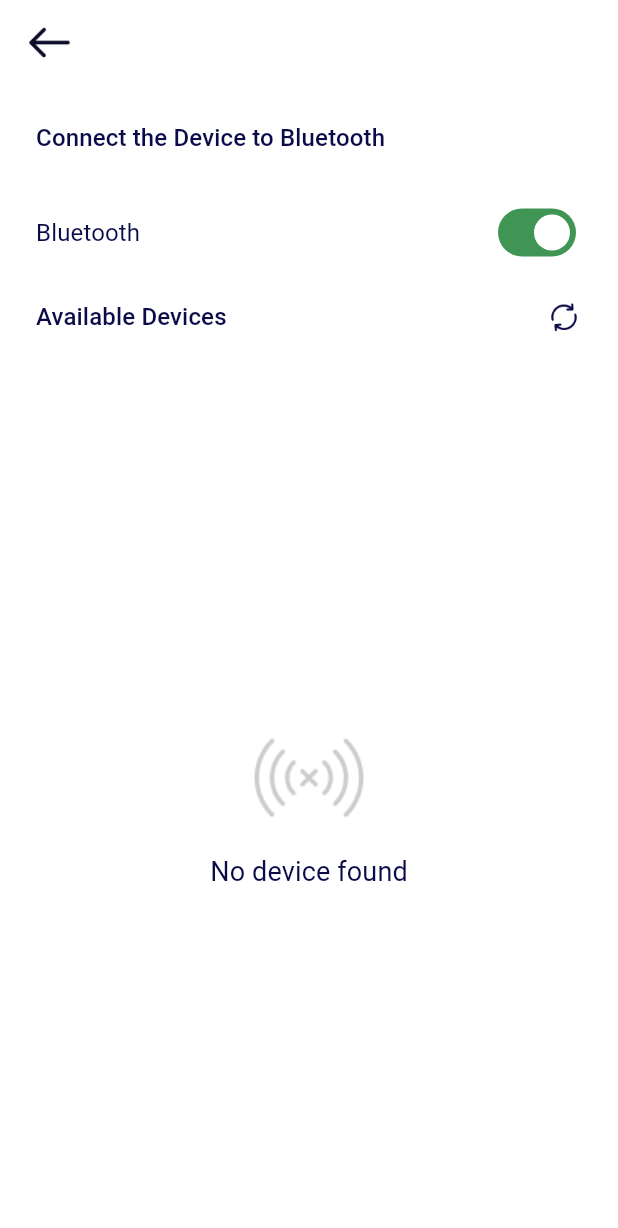
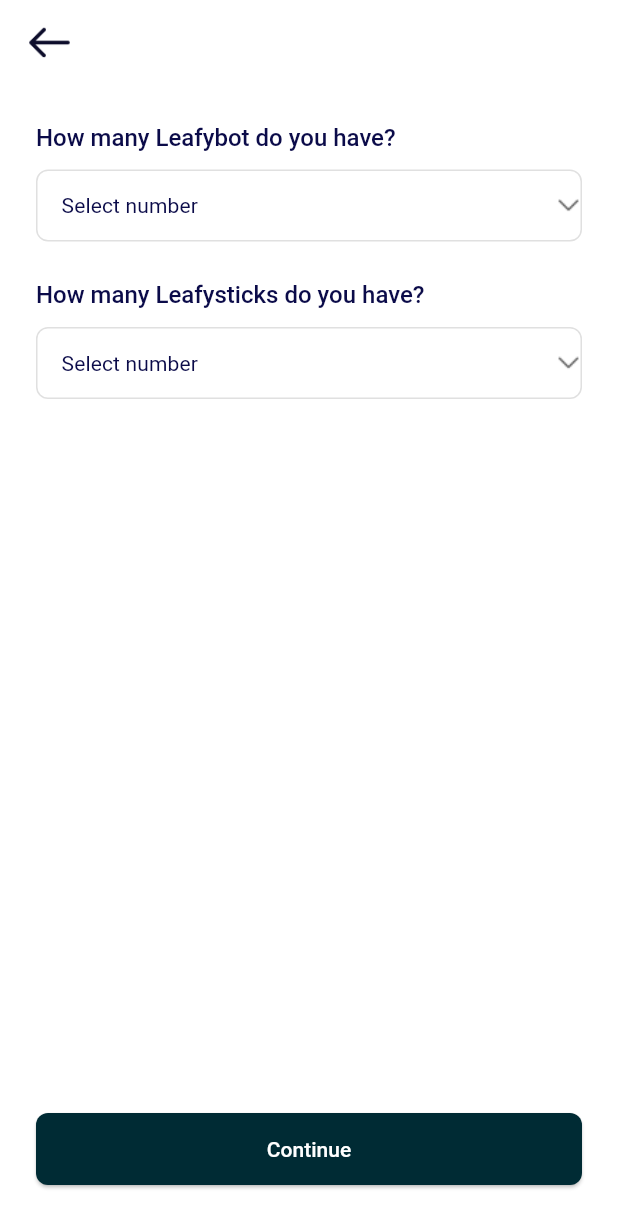
Before and after one commit to NistantriTech-Dhaval/ble_mesh_mobileapp, a Flutter app: the screen it shows after launch, after a tap on "Get Started", on a phone screen of 412 x 824 dp. Shown: the top 1228 px of the screen. Run offline on Flutter 3.47's test engine with Material 3 defaults, Android fonts, the phone set to English and light mode, and no system bars; drawn by our look-alikes of dropdown_button2; our stand-ins replace fl_chart, flutter_blue_plus, flutter_form_builder, flutter_slidable, form_builder_validators, freezed_annotation and 8 more; missing offline and left inert: app_settings, dart:ffi, flutter_intl_phone_field, flutter_reactive_ble.

Commit message:
Partially working on mesh configuration

```diff
--- a/leafybot_flutter_app/lib/controller/device_setup_controller.dart
+++ b/leafybot_flutter_app/lib/controller/device_setup_controller.dart
@@ -1,5 +1,6 @@
 import 'package:flutter/cupertino.dart';
 import 'package:flutter_form_builder/flutter_form_builder.dart';
+import 'package:flutter_reactive_ble/flutter_reactive_ble.dart';
 import 'package:get/get.dart';
 import 'package:leafybot_flutter_app/models/plant_location_model.dart';
 import 'package:leafybot_flutter_app/models/soil_type_model.dart';
@@ -74,11 +75,11 @@ class DeviceSetupController extends GetxController {
     }
   }
 
-  void onContinue() {
+  void onContinue(   DiscoveredDevice device) {
     if (currentStep.value < 2) {
       currentStep.value++;
     } else {
-      Get.to(ProvisionedDevicesPage());
+      Get.to(ProvisionedDevicesPage(device: device,));
     }
   }
 
--- a/leafybot_flutter_app/lib/controller/mesh_controller.dart
+++ b/leafybot_flutter_app/lib/controller/mesh_controller.dart
@@ -277,7 +277,7 @@ class MeshController extends GetxController {
         // Wait 2 seconds then navigate
         await Future.delayed(const Duration(seconds: 5));
         // Navigate directly using GetX
-        Get.to(DeviceSetupPage());
+        Get.to(DeviceSetupPage(device: device,));
         isProvisioning.value = false;
 
         // Future.delayed(const Duration(milliseconds: 500), widget.onGoToControl);
--- /dev/null
+++ b/leafybot_flutter_app/lib/mesh/leafy_device_count_page.dart
@@ -0,0 +1,176 @@
+import 'package:dropdown_button2/dropdown_button2.dart';
+import 'package:flutter/material.dart';
+import 'package:get/get.dart';
+import 'package:leafybot_flutter_app/Comman_Widget/custom_snackbar.dart';
+import 'package:leafybot_flutter_app/mesh/mesh_setup_option.dart';
+import '../../Comman_Widget/app_bar.dart';
+import '../../Comman_Widget/custom_button.dart';
+import '../../constant/appColors.dart';
+import '../../constant/assets_path.dart';
+
+class LeafyDeviceCountPage extends StatelessWidget {
+  const LeafyDeviceCountPage({super.key});
+
+  @override
+  Widget build(BuildContext context) {
+    RxInt selected_leafybot_count = (-1).obs;
+    RxInt selected_leafystick_count = (-1).obs;
+
+    return Scaffold(
+      appBar: const CustomAppBar(
+        showBack: true,
+      ),
+      backgroundColor: Theme.of(context).scaffoldBackgroundColor,
+      body: Container(
+        padding: const EdgeInsets.only(left: 24, right: 24, bottom: 34, top: 24),
+        child: Column(
+          crossAxisAlignment: CrossAxisAlignment.start,
+          children: [
+            // Leafybot Count
+            _buildLabel(context, "How many Leafybot do you have?"),
+            const SizedBox(height: 10),
+            _numberDropdownWidget(context, selected_leafybot_count),
+            const SizedBox(height: 24),
+
+            // Leafystick Count
+            _buildLabel(context, "How many Leafysticks do you have?"),
+            const SizedBox(height: 10),
+            _numberDropdownWidget(context, selected_leafystick_count),
+            const SizedBox(height: 24),
+
+            Spacer(),
+
+            // Continue Button
+            CustomButton(
+              text: "Continue",
+              onPressed: () {
+                // Require at least one selection
+                if ((selected_leafybot_count.value <= 0) &&
+                    (selected_leafystick_count.value <= 0)) {
+                  AppSnackBar.show(
+                    "error",
+                    "Please select at least one option",
+                  );
+                  return;
+                } else {
+                  Get.to(MeshSetupOption(
+                    leafybot_count: selected_leafybot_count.value,
+                    leafystick_count: selected_leafystick_count.value,
+                  ));
+                }
+              },
+            ),
+          ],
+        ),
+      ),
+    );
+  }
+
+  Widget _buildLabel(BuildContext context, String text) => Align(
+    alignment: Alignment.centerLeft,
+    child: Text(
+      text,
+      style: Theme.of(context).textTheme.titleSmall?.copyWith(
+        fontSize: 16,
+        letterSpacing: 0,
+        fontWeight: FontWeight.w500,
+      ),
+    ),
+  );
+
+  Widget _numberDropdownWidget(BuildContext context, RxInt selected_number) {
+    return Obx(() {
+      RxBool isOpen = false.obs;
+      String displayText = selected_number.value <= 0
+          ? "Select number"
+          : selected_number.value.toString();
+
+      return Container(
+        height: 48,
+        decoration: BoxDecoration(
+          color: Theme.of(context).scaffoldBackgroundColor,
+          border: Border.all(color: AppColors.grayLight),
+          borderRadius: BorderRadius.circular(8),
+        ),
+        child: DropdownButtonHideUnderline(
+          child: DropdownButton2<int>(
+            isExpanded: true,
+            value: selected_number.value <= 0 ? null : selected_number.value,
+            dropdownStyleData: DropdownStyleData(
+              offset: const Offset(0, -4),
+              isOverButton: false,
+              decoration: BoxDecoration(
+                borderRadius: BorderRadius.circular(8),
+                color: Theme.of(context).scaffoldBackgroundColor,
+              ),
+            ),
+            iconStyleData: IconStyleData(
+              icon: Transform.rotate(
+                angle: isOpen.value ? 3.1416 : 0,
+                child: Image.asset(
+                  AssetsPath.downArrow,
+                  height: 16,
+                  width: 16,
+                ),
+              ),
+            ),
+            hint: Text(
+              displayText,
+              style: Theme.of(context).textTheme.titleSmall?.copyWith(
+                fontSize: 14,
+                fontWeight: FontWeight.w400,
+              ),
+            ),
+            selectedItemBuilder: (context) {
+              // Display items 0 to 10
+              return List.generate(11, (index) {
+                final number = index;
+                return Align(
+                  alignment: Alignment.centerLeft,
+                  child: Text(
+                    number.toString(),
+                    style: Theme.of(context).textTheme.titleSmall?.copyWith(
+                      fontSize: 14,
+                      fontWeight: FontWeight.w400,
+                    ),
+                  ),
+                );
+              });
+            },
+            items: List.generate(11, (index) {
+              final number = index;
+              final isSelected = selected_number.value == number;
+
+              return DropdownMenuItem<int>(
+                value: number,
+                child: Row(
+                  mainAxisAlignment: MainAxisAlignment.start,
+                  children: [
+                    if (isSelected)
+                      Icon(Icons.check, color: AppColors.darkBlue, size: 18),
+                    SizedBox(width: isSelected ? 10 : 28),
+                    Text(
+                      number.toString(),
+                      style: Theme.of(context).textTheme.titleSmall?.copyWith(
+                        fontSize: 14,
+                        fontWeight: FontWeight.w500,
+                      ),
+                    ),
+                  ],
+                ),
+              );
+            }),
+            onMenuStateChange: (opened) {
+              isOpen.value = opened;
+            },
+            onChanged: (value) {
+              if (value != null) {
+                selected_number.value = value;
+              }
+            },
+          ),
+        ),
+      );
+    });
+  }
+}
--- a/leafybot_flutter_app/lib/screens/auth/welcome_page.dart
+++ b/leafybot_flutter_app/lib/screens/auth/welcome_page.dart
@@ -3,6 +3,7 @@ import 'package:get/get.dart';
 import 'package:get/get_core/src/get_main.dart';
 import 'package:leafybot_flutter_app/constant/appColors.dart';
 import 'package:leafybot_flutter_app/Comman_Widget/custom_button.dart';
+import 'package:leafybot_flutter_app/mesh/leafy_device_count_page.dart';
 import 'package:leafybot_flutter_app/mesh/mesh_scan_and_provisioning.dart';
 import 'package:leafybot_flutter_app/screens/device_setup/plant_setup_page.dart';
 
@@ -56,7 +57,7 @@ class WelcomePage extends StatelessWidget {
               Spacer(),
               // Get Started button
               CustomButton(text: "Get Started", onPressed:(){
-                Get.to(ScanningAndProvisioning());
+                Get.to(LeafyDeviceCountPage());
               })
             ],
           ),
```
Also changed, not shown: leafybot_flutter_app/lib/controller/provisioned_device_controller.dart (+91 -80 lines), leafybot_flutter_app/lib/mesh/mesh_scan_and_provisioning.dart (+7 -46 lines), leafybot_flutter_app/lib/mesh/mesh_setup_option.dart (added, +153 -0 lines), leafybot_flutter_app/lib/mesh/provisioned_devices_page.dart (+5 -2 lines), leafybot_flutter_app/lib/mesh/wifi_provisioning_page.dart (+7 -3 lines), leafybot_flutter_app/lib/screens/device_setup/device_setup_page.dart (+6 -3 lines).
